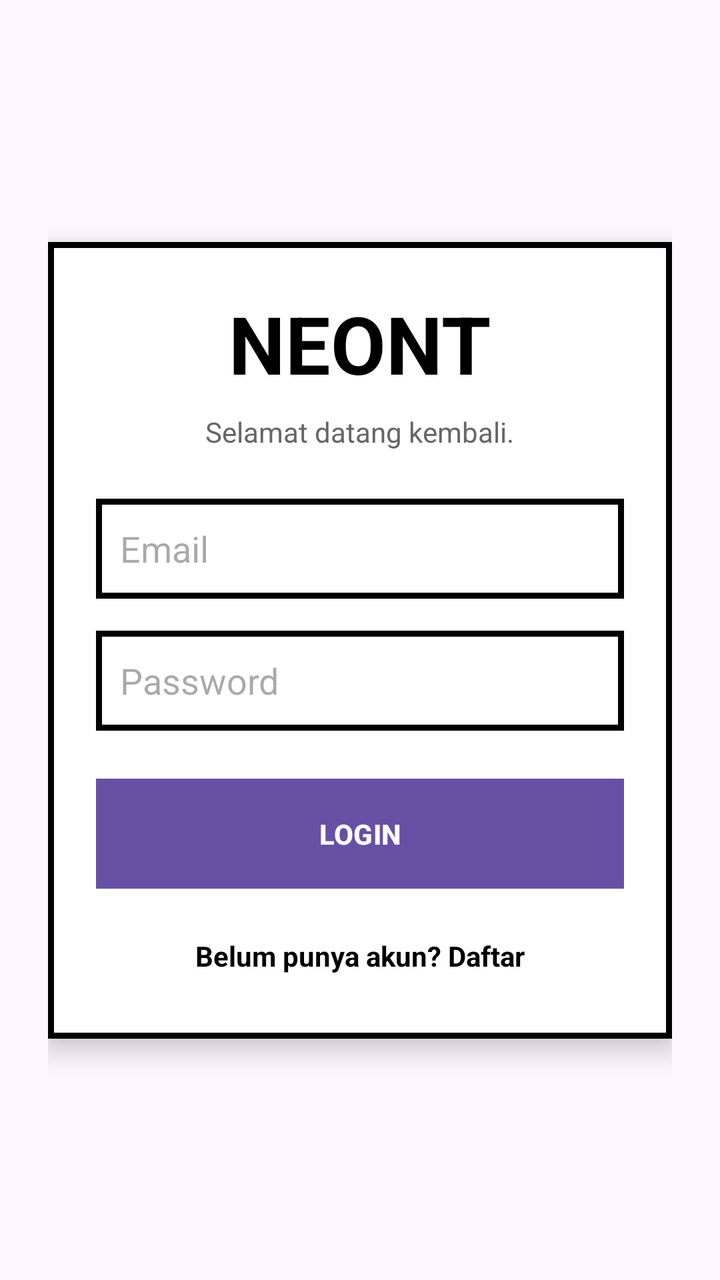
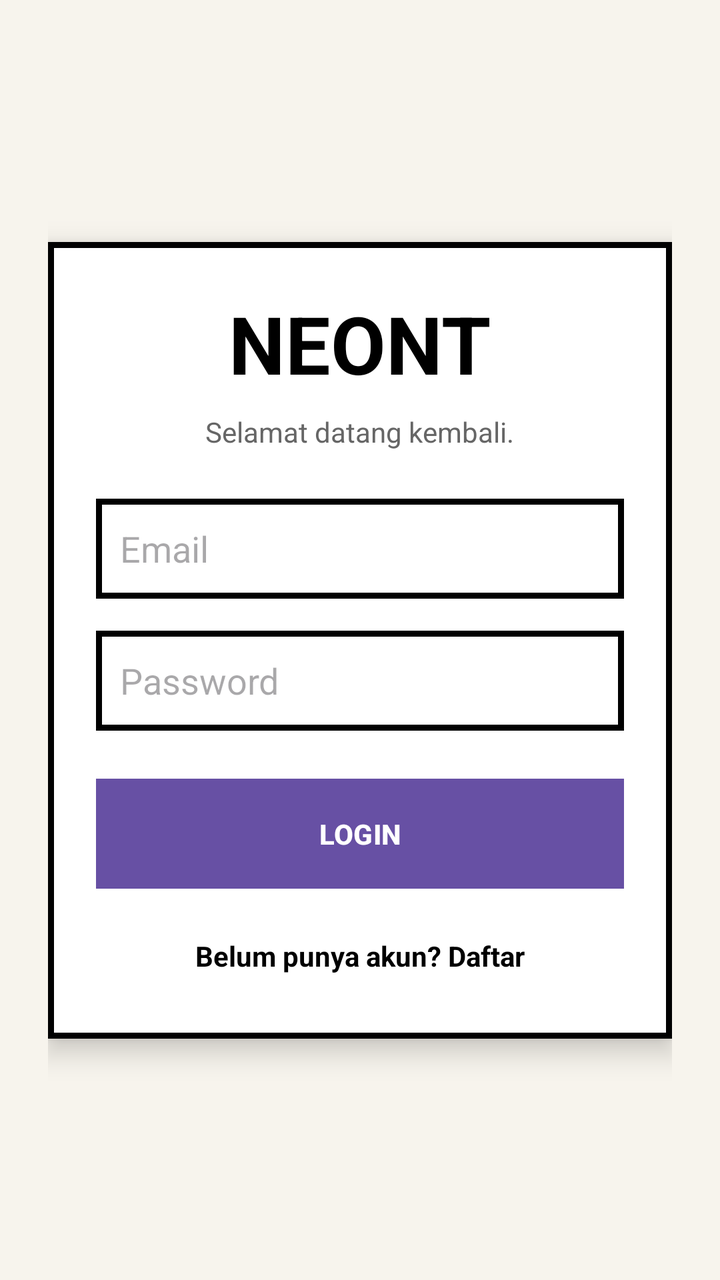

Two renders of the same Android screen: before a commit and after it. Below are the layout's source before the change and the commit's diff.
<!-- AndroidManifest.xml: application theme Theme.Material3.DayNight.NoActionBar -->
<!-- res/layout/activity_main.xml -->
<?xml version="1.0" encoding="utf-8"?>
<androidx.constraintlayout.widget.ConstraintLayout xmlns:android="http://schemas.android.com/apk/res/android"
    xmlns:app="http://schemas.android.com/apk/res-auto"
    android:layout_width="match_parent"
    android:layout_height="match_parent"
    android:background="@color/nb_background"
    android:padding="24dp">

    <LinearLayout
        android:id="@+id/loginBox"
        android:layout_width="match_parent"
        android:layout_height="wrap_content"
        android:background="@drawable/nb_edittext_bg"
        android:orientation="vertical"
        android:padding="24dp"
        android:elevation="8dp"
        app:layout_constraintBottom_toBottomOf="parent"
        app:layout_constraintTop_toTopOf="parent">

        <TextView
            android:layout_width="wrap_content"
            android:layout_height="wrap_content"
            android:layout_gravity="center"
            android:text="NEONT"
            android:textColor="@color/nb_black"
            android:textSize="40sp"
            android:textStyle="bold"
            android:layout_marginBottom="8dp" />

        <TextView
            android:layout_width="wrap_content"
            android:layout_height="wrap_content"
            android:layout_gravity="center"
            android:text="Selamat datang kembali."
            android:textColor="#666666"
            android:layout_marginBottom="24dp" />

        <EditText
            android:id="@+id/etEmail"
            android:layout_width="match_parent"
            android:layout_height="50dp"
            android:background="@drawable/nb_edittext_bg"
            android:hint="Email"
            android:inputType="textEmailAddress"
            android:padding="12dp"
            android:textColor="@color/nb_black"
            android:layout_marginBottom="16dp"
            android:importantForAutofill="no"
            android:autofillHints="" />

        <EditText
            android:id="@+id/etPassword"
            android:layout_width="match_parent"
            android:layout_height="50dp"
            android:background="@drawable/nb_edittext_bg"
            android:hint="Password"
            android:inputType="textPassword"
            android:padding="12dp"
            android:textColor="@color/nb_black"
            android:layout_marginBottom="24dp"
            android:importantForAutofill="no"
            android:autofillHints="" />

        <Button
            android:id="@+id/btnLogin"
            android:layout_width="match_parent"
            android:layout_height="55dp"
            android:background="@drawable/nb_button_bg"
            android:text="LOGIN"
            android:textColor="@color/nb_white"
            android:textStyle="bold"
            android:layout_marginBottom="16dp" />

        <TextView
            android:id="@+id/tvGoToRegister"
            android:layout_width="wrap_content"
            android:layout_height="wrap_content"
            android:layout_gravity="center"
            android:text="Belum punya akun? Daftar"
            android:textColor="@color/nb_black"
            android:textStyle="bold"
            android:padding="8dp" />

    </LinearLayout>

</androidx.constraintlayout.widget.ConstraintLayout>
<!-- resources referenced by this layout -->
<resources>
  <color name="nb_black">#000000</color>
  <color name="nb_white">#FFFFFF</color>
  <!-- drawable nb_button_bg (drawable) -->
  <?xml version="1.0" encoding="utf-8"?>
  <shape xmlns:android="http://schemas.android.com/apk/res/android">
      <solid android:color="@color/nb_black" />
      <stroke android:width="3dp" android:color="@color/nb_black" />
      <corners android:radius="0dp" />
  </shape>
  <!-- drawable nb_edittext_bg (drawable) -->
  <?xml version="1.0" encoding="utf-8"?>
  <shape xmlns:android="http://schemas.android.com/apk/res/android">
      <solid android:color="@color/nb_white" />
      <stroke android:width="3dp" android:color="@color/nb_black" />
      <corners android:radius="0dp" />
  </shape>
</resources>

<!-- the commit's change to res/layout/activity_main.xml (unified diff, before → after) -->
@@ -3,7 +3,7 @@
     xmlns:app="http://schemas.android.com/apk/res-auto"
     android:layout_width="match_parent"
     android:layout_height="match_parent"
-    android:background="@color/nb_background"
+    android:background="@color/nb_bg"
     android:padding="24dp">
 
     <LinearLayout
<!-- resource entries referenced after the edit -->
@@ -1,5 +1,6 @@
 <!-- resources referenced by this layout -->
 <resources>
+  <color name="nb_bg">#F7F4ED</color>
   <color name="nb_black">#000000</color>
   <color name="nb_white">#FFFFFF</color>
   <!-- drawable nb_button_bg (drawable) -->
